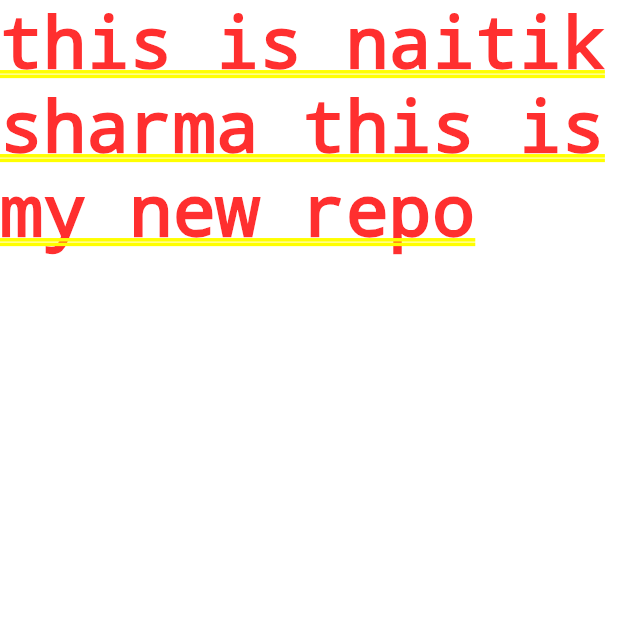
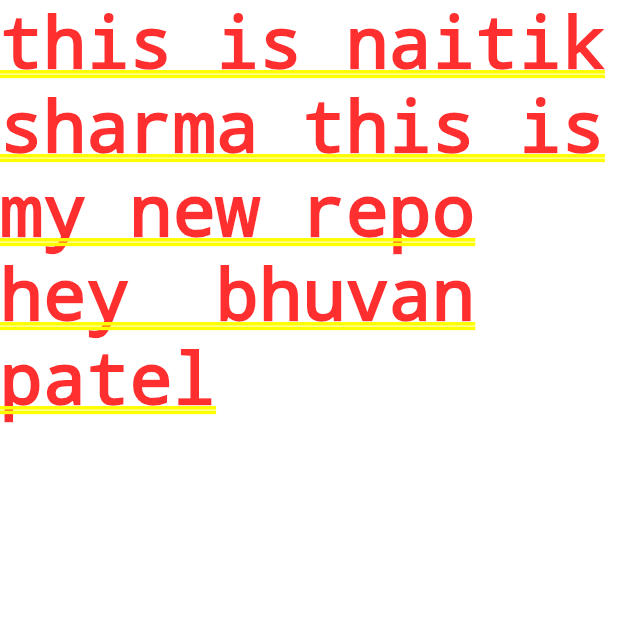
Before and after one commit to critical-naitik/arya, a Flutter app: the screen it shows after launch, on a phone screen of 412 x 824 dp, the top half of it. Run offline on Flutter 3.47's test engine with Material 2 defaults, Android fonts, the phone set to English and light mode, and no system bars; missing offline and left inert: dart:html.

```diff
--- a/lib/main.dart
+++ b/lib/main.dart
@@ -26,7 +26,8 @@ class MyApp extends StatelessWidget {
         // is not restarted.
         primarySwatch: Colors.blue,
       ),
-      home:Text(('this is naitik sharma this is my new repo'),
+      home:Text(('this is naitik sharma this is my new repo '
+          'hey  bhuvan patel'),
     ),);
   }
 }
```
